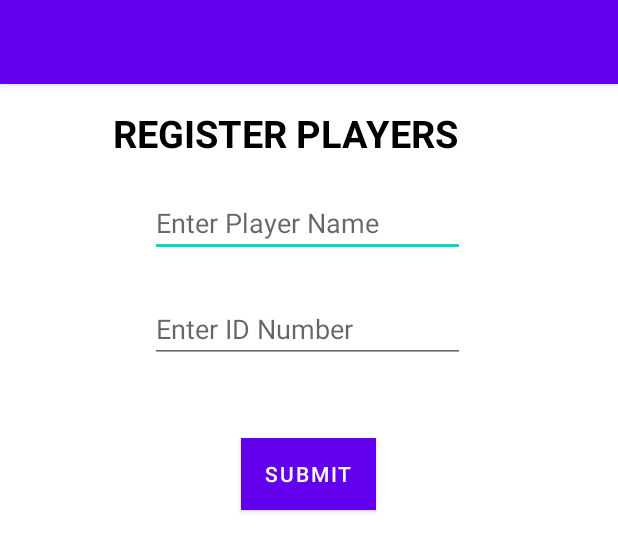
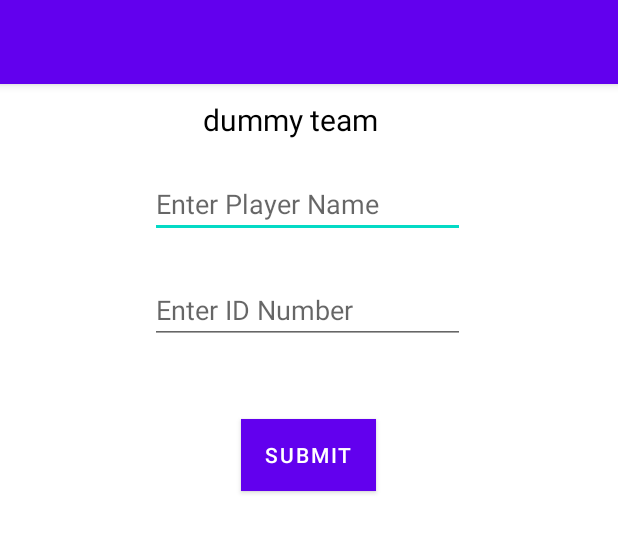
Before and after one commit to Mark-lee-coder/Football_Scheduling, an Android app: the layout activity_register_players.xml on its own in the app's theme, with its tools: preview values and no code run, on a phone screen of 412 x 824 dp. Shown: the top 552 px of the screen. Run offline under Robolectric (Android 15) with nearby library versions, the phone set to English and light mode, and no system bars.

Commit message:
git commit 'second commit'

```diff
--- a/app/src/main/java/com/example/footballscheduling/FixtureTeam.java
+++ b/app/src/main/java/com/example/footballscheduling/FixtureTeam.java
@@ -45,7 +45,7 @@ public class FixtureTeam extends AppCompatActivity {
             @Override
             public void onDataChange(@NonNull @NotNull DataSnapshot snapshot) {
                 for (DataSnapshot dataSnapshot: snapshot.getChildren()){
-                    String teams = dataSnapshot.child("TeamName").getValue().toString();
+                    //String teams = dataSnapshot.child("TeamName").getValue().toString();
                     Teams model = dataSnapshot.getValue(Teams.class);
                     list.add(model);
                 }
--- a/app/src/main/java/com/example/footballscheduling/TeamsAndPlayers.java
+++ b/app/src/main/java/com/example/footballscheduling/TeamsAndPlayers.java
@@ -7,13 +7,11 @@ import androidx.recyclerview.widget.LinearLayoutManager;
 import androidx.recyclerview.widget.RecyclerView;
 import android.content.Intent;
 import android.os.Bundle;
-import android.util.Log;
 import android.view.View;
 import android.widget.EditText;
 import com.google.android.material.floatingactionbutton.FloatingActionButton;
 import com.google.firebase.database.DataSnapshot;
 import com.google.firebase.database.DatabaseError;
-import com.google.firebase.database.DatabaseReference;
 import com.google.firebase.database.FirebaseDatabase;
 import com.google.firebase.database.Query;
 import com.google.firebase.database.ValueEventListener;
@@ -25,7 +23,6 @@ public class TeamsAndPlayers extends AppCompatActivity {
     RecyclerView recyclerView;
     EditText search;
     private AdapterTeam adapterTeam;
-    DatabaseReference databaseReference;
     private ArrayList<Teams> list;
     FloatingActionButton floatingActionButton;
 
@@ -51,7 +48,6 @@ public class TeamsAndPlayers extends AppCompatActivity {
             @Override
             public void onDataChange(@NonNull @NotNull DataSnapshot snapshot) {
                 for (DataSnapshot dataSnapshot: snapshot.getChildren()){
-                    String teams = dataSnapshot.child("TeamName").getValue().toString();
                     Teams model = dataSnapshot.getValue(Teams.class);
                     list.add(model);
                 }
--- a/app/src/main/res/layout/activity_register_players.xml
+++ b/app/src/main/res/layout/activity_register_players.xml
@@ -12,17 +12,15 @@
         android:id="@+id/toolbar" />
 
     <TextView
-        android:id="@+id/textView"
+        android:id="@+id/teamParsed"
         android:layout_width="wrap_content"
         android:layout_height="wrap_content"
-        android:layout_gravity="start"
-        android:layout_marginStart="75dp"
-        android:layout_marginLeft="75dp"
-        android:layout_marginTop="15dp"
-        android:text="REGISTER PLAYERS"
-        android:textStyle="bold"
+        android:layout_marginTop="10dp"
+        android:text="dummy team"
+        android:textStyle="normal"
         android:textColor="@color/black"
-        android:textSize="25sp" />
+        android:textSize="20sp"
+        android:layout_marginLeft="135dp" />
 
     <EditText
         android:id="@+id/playerNames"
```
Also changed, not shown: app/src/main/java/com/example/footballscheduling/DisplayPlayers.java (+7 -21 lines), app/src/main/java/com/example/footballscheduling/RegisterPlayers.java (+8 -1 lines).
